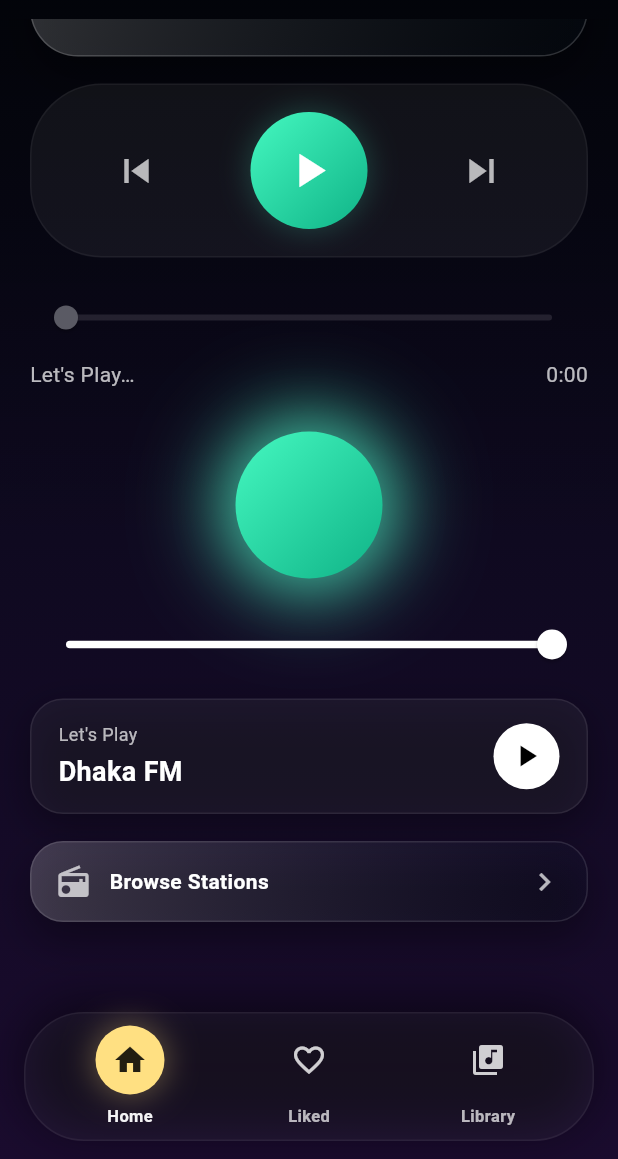
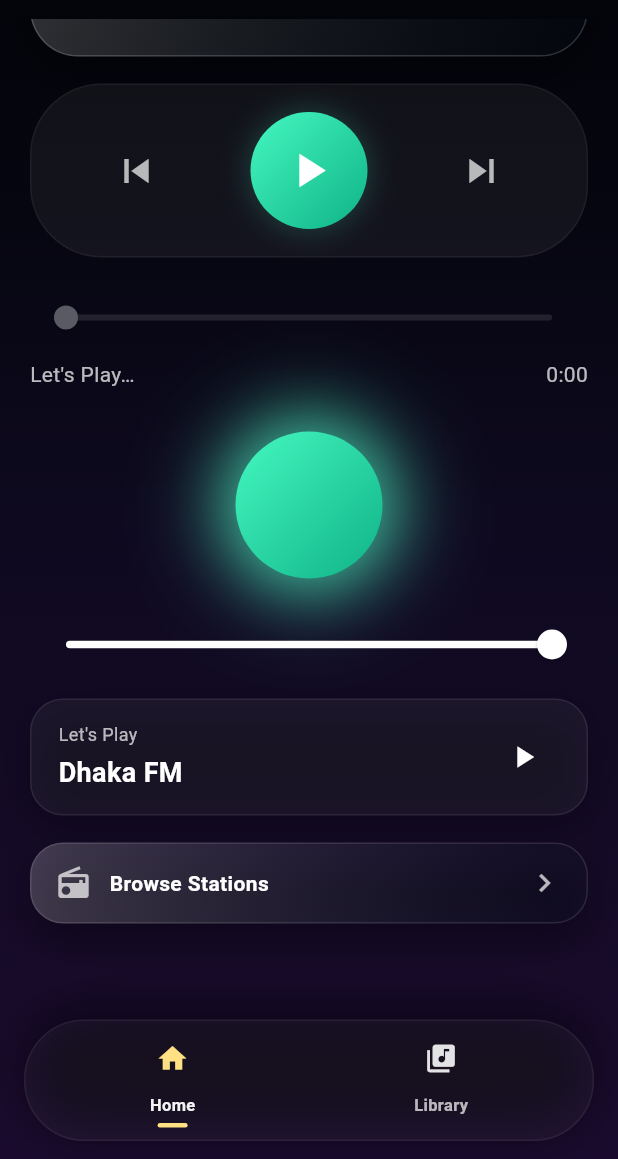
Before and after one commit to rajniwebdeveloper/BakwaasRadio, a Flutter app: the screen it shows after launch, scrolled down 392 dp, on a phone screen of 412 x 824 dp, the part 77-1236 px from its top. Run offline on Flutter 3.47's test engine with Material 3 defaults, Android fonts, the phone set to English and light mode, and no system bars; our stand-ins replace audioplayers, shared_preferences; network calls fail.

Commit message:
fix ios done

```diff
--- a/lib/main.dart
+++ b/lib/main.dart
@@ -337,8 +337,9 @@ class _HomePageState extends State<HomePage>
               child: LikedSongsContent(),
             ),
       onNavTap: (index) {
-        // index 0: Home, 1: Liked, 2: Library
-        if (index == 2) {
+          // index 0: Home, 1: Library (we removed the Liked tab from the bottom nav
+          // so Liked songs are accessible only from the Library or the hamburger menu)
+          if (index == 1) {
             Navigator.of(context).push(MaterialPageRoute(builder: (_) => const LibraryPage()));
             return;
           }
@@ -654,20 +655,13 @@ class _HomePageState extends State<HomePage>
               ],
             ),
           ),
-          GestureDetector(
-            onTap: _openFullPlayer,
-            child: Container(
-              width: 44,
-              height: 44,
-              decoration: const BoxDecoration(
+          IconButton(
+            onPressed: _openFullPlayer,
+            icon: Icon(
+              _playback.isPlaying ? Icons.pause : Icons.play_arrow,
               color: Colors.white,
-                shape: BoxShape.circle,
             ),
-              child: Icon(
-                _playback.isPlaying ? Icons.pause : Icons.play_arrow,
-                color: Colors.black,
-              ),
-            ),
+            tooltip: 'Now Playing',
           )
         ],
       ),
@@ -1078,11 +1072,10 @@ class AllSongsPage extends StatelessWidget {
                       children: [
                         CircleAvatar(
                             radius: 28,
-                          backgroundImage: s['image'] != null
+                            backgroundImage: s['image'] != null && s['image']!.isNotEmpty
                                 ? NetworkImage(s['image']!)
-                              : null,
-                          backgroundColor: Colors.white.withOpacity(0.08),
-                        ),
+                                : const AssetImage('assets/logo.png') as ImageProvider,
+                            backgroundColor: Colors.white.withOpacity(0.08)),
                         const SizedBox(width: 14),
                         Expanded(
                           child: Column(
--- a/lib/widgets/bakwaas_chrome.dart
+++ b/lib/widgets/bakwaas_chrome.dart
@@ -208,7 +208,6 @@ class BakwaasBottomNav extends StatelessWidget {
   Widget build(BuildContext context) {
     final items = [
       const _NavItem(Icons.home, 'Home'),
-      const _NavItem(Icons.favorite_border, 'Liked'),
       const _NavItem(Icons.library_music, 'Library'),
     ];
     return SafeArea(
@@ -237,30 +236,15 @@ class BakwaasBottomNav extends StatelessWidget {
               child: Column(
                 mainAxisSize: MainAxisSize.min,
                 children: [
-                  AnimatedContainer(
-                    duration: const Duration(milliseconds: 200),
-                    width: 46,
-                    height: 46,
-                    decoration: BoxDecoration(
-                      color: isActive
-                          ? BakwaasPalette.softYellow
-                          : Colors.transparent,
-                      shape: BoxShape.circle,
-                      boxShadow: isActive
-                          ? [
-                              BoxShadow(
-                                color:
-                                    BakwaasPalette.softYellow.withOpacity(0.35),
-                                blurRadius: 18,
-                                spreadRadius: 1,
-                              )
-                            ]
-                          : null,
-                    ),
+                  // Render a flat icon (no circular background). Active state
+                  // shows a subtle underline to indicate selection.
+                  Padding(
+                    padding: const EdgeInsets.symmetric(vertical: 6.0),
                     child: Icon(item.icon,
                         color: isActive
-                            ? Colors.black87
-                            : Colors.white.withOpacity(0.8)),
+                            ? BakwaasPalette.softYellow
+                            : Colors.white.withOpacity(0.88),
+                        size: 22),
                   ),
                   const SizedBox(height: 6),
                   Text(
@@ -269,6 +253,17 @@ class BakwaasBottomNav extends StatelessWidget {
                       color: Colors.white.withOpacity(isActive ? 0.95 : 0.7),
                       fontSize: 11,
                       fontWeight: FontWeight.w600,
+                    ),
+                  ),
+                  const SizedBox(height: 4),
+                  // small indicator
+                  AnimatedContainer(
+                    duration: const Duration(milliseconds: 200),
+                    width: isActive ? 20 : 0,
+                    height: 3,
+                    decoration: BoxDecoration(
+                      color: isActive ? BakwaasPalette.softYellow : Colors.transparent,
+                      borderRadius: BorderRadius.circular(2),
                     ),
                   ),
                 ],
--- a/pubspec.yaml
+++ b/pubspec.yaml
@@ -19,6 +19,8 @@ dependencies:
   shared_preferences: ^2.1.1
 
 dev_dependencies:
+  flutter_test:
+    sdk: flutter
   flutter_lints: ^3.0.2
 
 flutter:
```
Also changed, not shown: pubspec.lock, 1 other file. Lines whose indentation alone changed are shown as unchanged.
